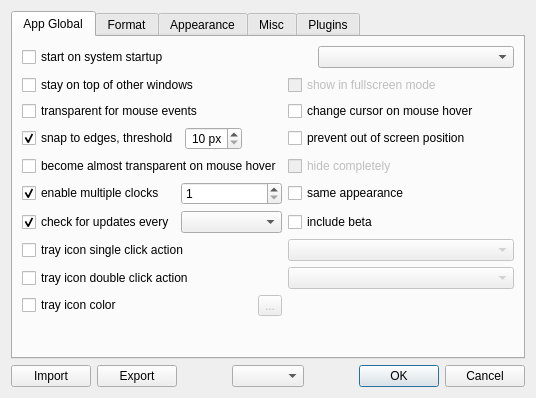
Qt form app/gui/settings/settings_dialog.ui (Kolcha/DigitalClock5) before a commit.
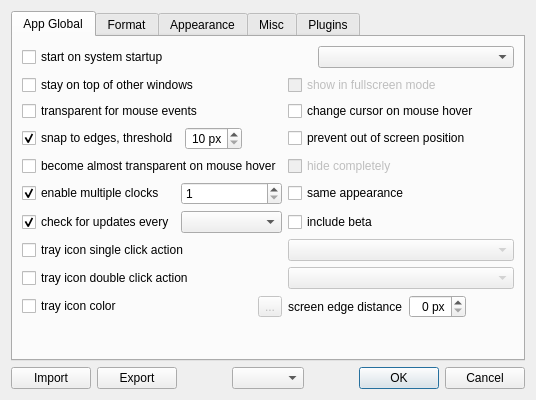
The same form after that commit. The open tabs and pages were chosen to show the change.

Commit message:
added configurable screen margin (distance to screen edge)
https://sourceforge.net/p/digitalclock4/tickets/82/

Patch:
```diff
--- a/app/gui/settings/settings_dialog.ui
+++ b/app/gui/settings/settings_dialog.ui
@@ -7,7 +7,7 @@
     <x>0</x>
     <y>0</y>
     <width>525</width>
-    <height>398</height>
+    <height>400</height>
    </rect>
   </property>
   <property name="windowTitle">
@@ -248,6 +248,46 @@
          </item>
         </layout>
        </item>
+       <item row="9" column="2">
+        <layout class="QHBoxLayout" name="screen_edge_distance_layout">
+         <item>
+          <widget class="QLabel" name="screen_edge_dist_label">
+           <property name="text">
+            <string>screen edge distance</string>
+           </property>
+           <property name="buddy">
+            <cstring>screen_edge_distance</cstring>
+           </property>
+          </widget>
+         </item>
+         <item>
+          <widget class="QSpinBox" name="screen_edge_distance">
+           <property name="toolTip">
+            <string>affects only &quot;Position&quot; options in the context menu</string>
+           </property>
+           <property name="alignment">
+            <set>Qt::AlignmentFlag::AlignRight|Qt::AlignmentFlag::AlignTrailing|Qt::AlignmentFlag::AlignVCenter</set>
+           </property>
+           <property name="suffix">
+            <string notr="true"> px</string>
+           </property>
+          </widget>
+         </item>
+         <item>
+          <spacer name="horizontalSpacer_8">
+           <property name="orientation">
+            <enum>Qt::Orientation::Horizontal</enum>
+           </property>
+           <property name="sizeHint" stdset="0">
+            <size>
+             <width>40</width>
+             <height>20</height>
+            </size>
+           </property>
+          </spacer>
+         </item>
+        </layout>
+       </item>
        <item row="10" column="0">
         <spacer name="verticalSpacer">
          <property name="orientation">
```
The commit also changes 9 other files.
